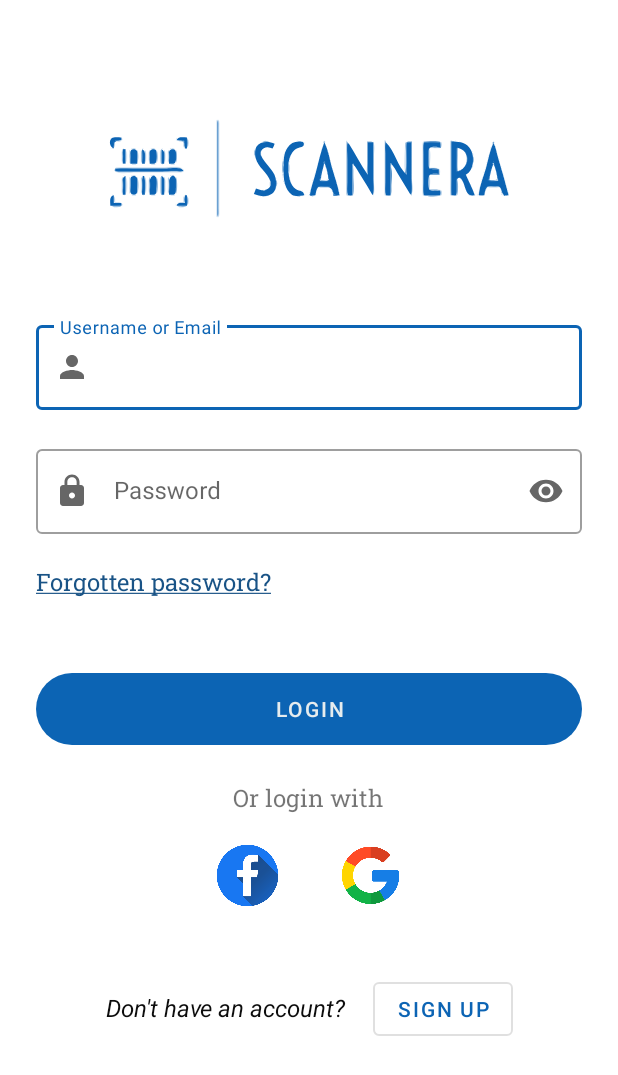
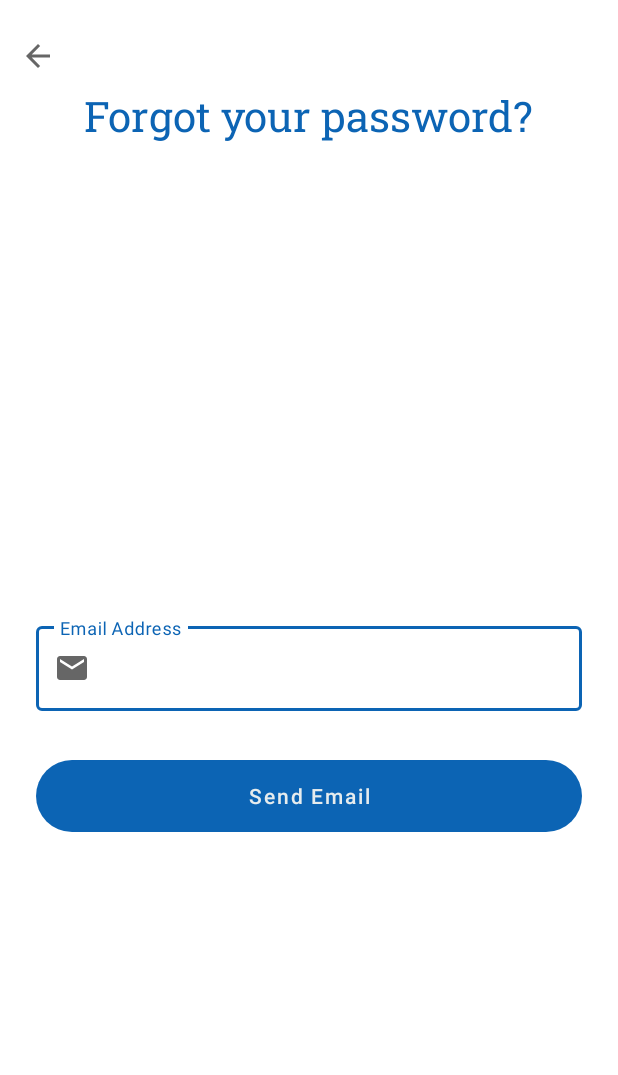
Before and after one commit to zyinghua/Scannera-Android-App, an Android app: the screen it shows after launch (LoginActivity before the commit, ForgottenPasswordActivity after it), after a tap on "Forgotten password?", on a phone screen of 412 x 824 dp. Shown: the top 1075 px of the screen. Run offline under Robolectric (Android 15) with nearby library versions, the phone set to English and light mode, and no system bars; libraries missing offline, so code that uses them is left out: com.facebook, com.facebook.login; 6 statements that could not run were skipped.

Commit message:
Editing ForgottenPasswordActivity. 06/03/2022 15:34

```diff
--- a/app/build.gradle
+++ b/app/build.gradle
@@ -38,4 +38,5 @@
     testImplementation 'junit:junit:4.+'
     androidTestImplementation 'androidx.test.ext:junit:1.1.3'
     androidTestImplementation 'androidx.test.espresso:espresso-core:3.4.0'
+    implementation 'com.airbnb.android:lottie:3.4.1'
 }
--- a/app/src/main/java/com/example/food_product_comparison_android_app/ForgottenPasswordActivity.java
+++ b/app/src/main/java/com/example/food_product_comparison_android_app/ForgottenPasswordActivity.java
@@ -3,12 +3,40 @@
 import androidx.appcompat.app.AppCompatActivity;
 
 import android.os.Bundle;
+import android.view.View;
+import android.widget.ImageButton;
+import android.widget.ImageView;
 
 public class ForgottenPasswordActivity extends AppCompatActivity {
+    private ImageButton top_back_btn;
 
     @Override
     protected void onCreate(Bundle savedInstanceState) {
         super.onCreate(savedInstanceState);
         setContentView(R.layout.activity_forgotten_password);
+
+        this.findViews();
+        this.setDefaultListeners();
+        this.setAnimationsOnStart();
+    }
+
+    private void findViews()
+    {
+        this.top_back_btn = findViewById(R.id.top_back_btn);
+    }
+
+    private void setDefaultListeners()
+    {
+        this.top_back_btn.setOnClickListener(new View.OnClickListener() {
+            @Override
+            public void onClick(View v) {
+                onBackPressed();
+            }
+        });
+    }
+
+    private void setAnimationsOnStart()
+    {
+
     }
 }
--- a/app/src/main/java/com/example/food_product_comparison_android_app/LoginActivity.java
+++ b/app/src/main/java/com/example/food_product_comparison_android_app/LoginActivity.java
@@ -146,13 +146,6 @@
                     if (v.getId() == R.id.google_login_button) {
                         googleSignIn();
                     }
-                }
-            });
-
-            forgotten_password_tv.setOnClickListener(new View.OnClickListener(){
-                @Override
-                public void onClick(View v) {
-                    Toast.makeText(LoginActivity.this, "forgotten password textview clicked", Toast.LENGTH_SHORT).show();
                 }
             });
         }
--- a/app/src/main/res/layout/activity_forgotten_password.xml
+++ b/app/src/main/res/layout/activity_forgotten_password.xml
@@ -4,6 +4,93 @@
     xmlns:tools="http://schemas.android.com/tools"
     android:layout_width="match_parent"
     android:layout_height="match_parent"
-    tools:context=".ForgottenPasswordActivity">
+    tools:context=".SignUpActivity">
+
+    <androidx.appcompat.widget.AppCompatImageButton
+        android:id="@+id/top_back_btn"
+        android:layout_width="wrap_content"
+        android:layout_height="wrap_content"
+        android:background="@color/white"
+        android:src="@drawable/ic_arrow_back"
+        app:layout_constraintBottom_toTopOf="@+id/back_btn_h_guideline"
+        app:layout_constraintEnd_toStartOf="@+id/back_btn_v_guideline"
+        app:layout_constraintHorizontal_bias="0.75"
+        app:layout_constraintStart_toStartOf="parent"
+        app:layout_constraintTop_toTopOf="parent"
+        app:layout_constraintVertical_bias="0.75" />
+
+    <TextView
+        android:id="@+id/activity_title"
+        android:layout_width="wrap_content"
+        android:layout_height="wrap_content"
+        android:fontFamily="@font/roboto_slab"
+        android:text="@string/forgot_your_password_title"
+        android:textColor="@color/denim"
+        android:textSize="@dimen/small_title_text_size"
+        app:layout_constraintEnd_toEndOf="parent"
+        app:layout_constraintStart_toStartOf="parent"
+        app:layout_constraintTop_toBottomOf="@id/back_btn_h_guideline" />
+
+    <com.google.android.material.textfield.TextInputLayout
+        android:id="@+id/email_input"
+        style="@style/Widget.MaterialComponents.TextInputLayout.OutlinedBox"
+        android:layout_width="match_parent"
+        android:layout_height="wrap_content"
+        android:layout_marginStart="@dimen/login_layout_margin"
+        android:layout_marginEnd="@dimen/login_layout_margin"
+        android:hint="@string/email_sign_up"
+        app:startIconContentDescription="@string/content_description_start_icon"
+        app:endIconContentDescription="@string/content_description_end_icon"
+        app:endIconMode="clear_text"
+        app:errorEnabled="true"
+        app:layout_constraintEnd_toEndOf="parent"
+        app:layout_constraintStart_toStartOf="parent"
+        app:layout_constraintTop_toTopOf="@id/email_input_guideline"
+        app:startIconDrawable="@drawable/ic_email">
+
+        <com.google.android.material.textfield.TextInputEditText
+            android:id="@+id/email_input_et"
+            android:layout_width="match_parent"
+            android:layout_height="match_parent"
+            android:maxLength="35" />
+
+    </com.google.android.material.textfield.TextInputLayout>
+
+    <com.google.android.material.button.MaterialButton
+        android:id="@+id/send_email_btn"
+        android:layout_width="match_parent"
+        android:layout_height="@dimen/medium_btn_height"
+        android:layout_gravity="center_horizontal"
+        android:layout_marginStart="@dimen/login_layout_margin"
+        android:layout_marginEnd="@dimen/login_layout_margin"
+        android:background="@drawable/button_round_style"
+        android:text="@string/send_email"
+        android:textAllCaps="false"
+        android:layout_marginTop="@dimen/button_margin_top_input"
+        app:layout_constraintEnd_toEndOf="parent"
+        app:layout_constraintStart_toStartOf="parent"
+        app:layout_constraintTop_toBottomOf="@id/email_input"/>
+
+    <androidx.constraintlayout.widget.Guideline
+        android:id="@+id/back_btn_h_guideline"
+        android:layout_width="wrap_content"
+        android:layout_height="wrap_content"
+        android:orientation="horizontal"
+        app:layout_constraintGuide_percent="0.07" />
+
+    <androidx.constraintlayout.widget.Guideline
+        android:id="@+id/back_btn_v_guideline"
+        android:layout_width="wrap_content"
+        android:layout_height="wrap_content"
+        android:orientation="vertical"
+        app:layout_constraintGuide_percent="0.1" />
+
+    <androidx.constraintlayout.widget.Guideline
+        android:id="@+id/email_input_guideline"
+        android:layout_width="wrap_content"
+        android:layout_height="wrap_content"
+        android:orientation="horizontal"
+        app:layout_constraintGuide_percent="0.5" />
+
 
 </androidx.constraintlayout.widget.ConstraintLayout>
--- a/app/src/main/res/values/dimens.xml
+++ b/app/src/main/res/values/dimens.xml
@@ -2,8 +2,10 @@
 <resources>
     <dimen name="social_icons_size">42dp</dimen>
     <dimen name="social_icons_margin">20dp</dimen>
+    <dimen name="small_title_text_size">28sp</dimen>
     <dimen name="title_text_size">35sp</dimen>
     <dimen name="small_text_size">16sp</dimen>
     <dimen name="medium_btn_height">48dp</dimen>
     <dimen name="login_layout_margin">24dp</dimen>
+    <dimen name="button_margin_top_input">12dp</dimen>
 </resources>
--- a/app/src/main/res/values/strings.xml
+++ b/app/src/main/res/values/strings.xml
@@ -22,4 +22,6 @@
     <string name="phone_sign_up">Phone Number</string>
     <string name="password_sign_up">Password</string>
     <string name="confirm_password_sign_up">Confirm Password</string>
+    <string name="send_email">Send Email</string>
+    <string name="forgot_your_password_title">Forgot your password?</string>
 </resources>
```
